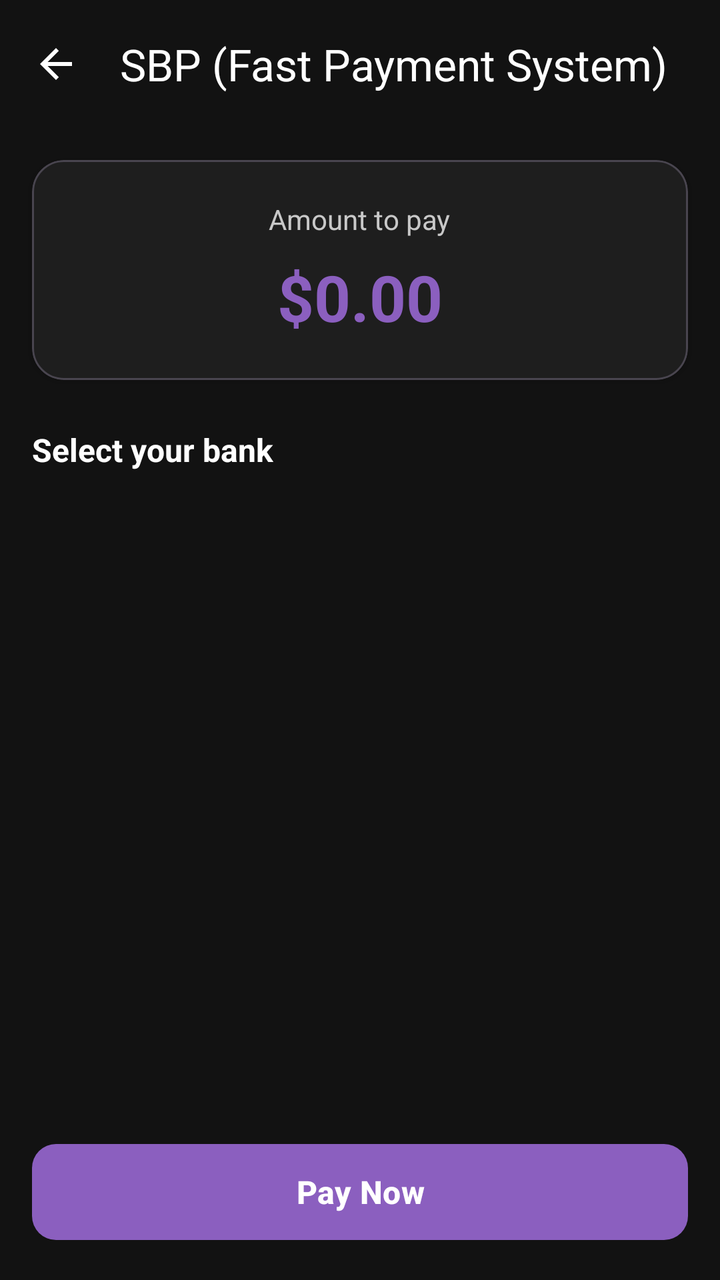
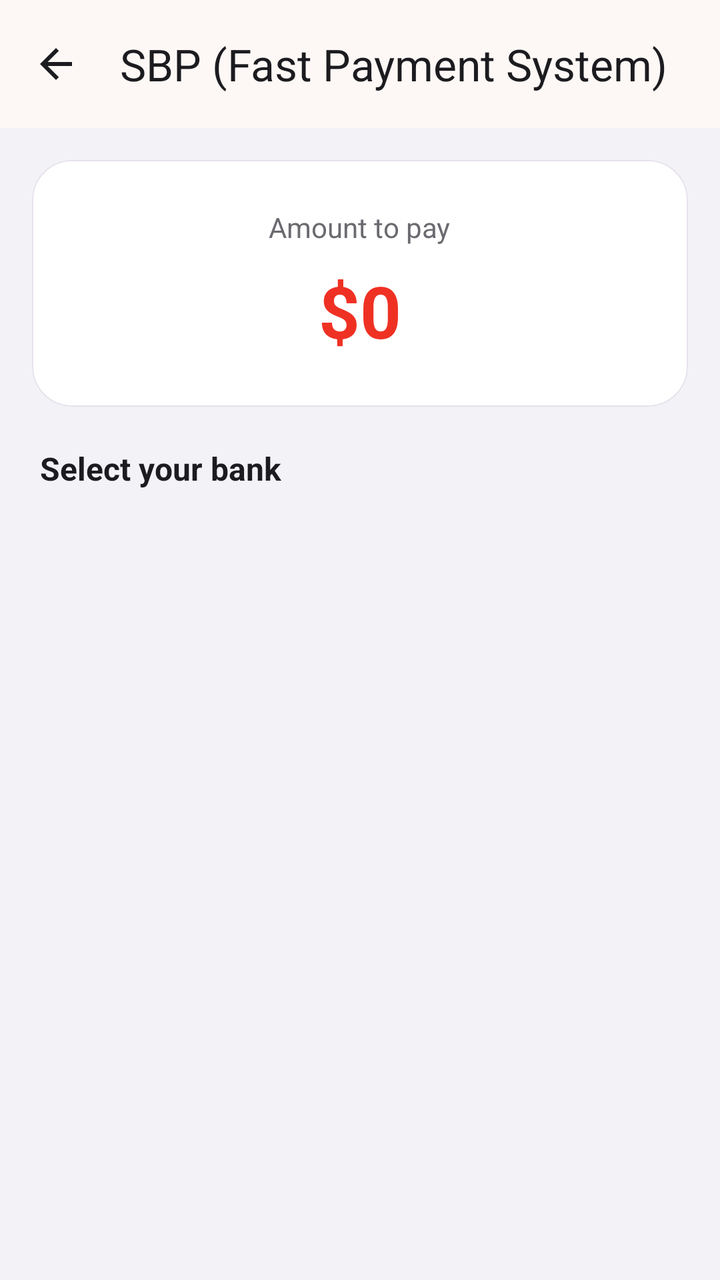

Before-and-after screenshots of an Android layout around one commit, followed by the original layout XML and the change that was made.
<!-- AndroidManifest.xml: application theme Theme.BeatHouse.Dark -->
<!-- res/layout/activity_sbp_banks.xml -->
<?xml version="1.0" encoding="utf-8"?>
<LinearLayout xmlns:android="http://schemas.android.com/apk/res/android"
    xmlns:app="http://schemas.android.com/apk/res-auto"
    android:layout_width="match_parent"
    android:layout_height="match_parent"
    android:orientation="vertical"
    android:background="@color/surface">

    <com.google.android.material.appbar.MaterialToolbar
        android:id="@+id/toolbar"
        android:layout_width="match_parent"
        android:layout_height="?attr/actionBarSize"
        android:background="@color/surface"
        app:title="@string/sbp"
        app:titleTextColor="@color/on_surface"
        app:navigationIcon="@drawable/ic_arrow_back"
        app:navigationIconTint="@color/on_surface" />

    <com.google.android.material.card.MaterialCardView
        android:layout_width="match_parent"
        android:layout_height="wrap_content"
        app:cardCornerRadius="16dp"
        app:cardElevation="2dp"
        app:cardBackgroundColor="@color/surface_container"
        android:layout_margin="16dp">

        <LinearLayout
            android:layout_width="match_parent"
            android:layout_height="wrap_content"
            android:orientation="vertical"
            android:gravity="center"
            android:padding="20dp">

            <TextView
                android:layout_width="wrap_content"
                android:layout_height="wrap_content"
                android:text="@string/amount_to_pay"
                android:textSize="14sp"
                android:textColor="@color/on_surface_variant" />

            <TextView
                android:id="@+id/tv_amount"
                android:layout_width="wrap_content"
                android:layout_height="wrap_content"
                android:text="$0.00"
                android:textSize="32sp"
                android:textStyle="bold"
                android:textColor="@color/primary"
                android:layout_marginTop="8dp" />

        </LinearLayout>

    </com.google.android.material.card.MaterialCardView>

    <TextView
        android:layout_width="match_parent"
        android:layout_height="wrap_content"
        android:text="@string/select_bank"
        android:textSize="16sp"
        android:textStyle="bold"
        android:textColor="@color/on_surface"
        android:paddingStart="16dp"
        android:paddingEnd="16dp"
        android:paddingTop="8dp"
        android:paddingBottom="8dp" />

    <androidx.recyclerview.widget.RecyclerView
        android:id="@+id/recyclerViewBanks"
        android:layout_width="match_parent"
        android:layout_height="0dp"
        android:layout_weight="1"
        android:padding="8dp" />

    <ProgressBar
        android:id="@+id/progress_bar"
        android:layout_width="wrap_content"
        android:layout_height="wrap_content"
        android:layout_gravity="center"
        android:layout_margin="20dp"
        android:visibility="gone" />

    
    <com.google.android.material.button.MaterialButton
        android:id="@+id/btn_pay"
        android:layout_width="match_parent"
        android:layout_height="56dp"
        android:layout_margin="16dp"
        android:text="@string/pay_now"
        android:textSize="16sp"
        android:textStyle="bold"
        app:cornerRadius="12dp"
        app:backgroundTint="@color/primary" />

</LinearLayout>
<!-- resources referenced by this layout -->
<resources>
  <color name="on_surface">#FFFFFF</color>
  <color name="on_surface_variant">#C8C8C8</color>
  <color name="primary">#8B5FBF</color>
  <color name="surface">#121212</color>
  <color name="surface_container">#1E1E1E</color>
  <style name="Theme.BeatHouse.Dark" parent="Base.Theme.BeatHouse" />
  <style name="Base.Theme.BeatHouse" parent="Theme.Material3.Dark">
          
          <item name="colorPrimary">@color/primary</item>
          <item name="colorOnPrimary">@color/on_primary</item>
          <item name="colorPrimaryContainer">@color/primary_container</item>
          <item name="colorOnPrimaryContainer">@color/on_primary_container</item>
  
          
          <item name="colorSurface">@color/surface</item>
          <item name="colorOnSurface">@color/on_surface</item>
          <item name="colorSurfaceVariant">@color/surface_variant</item>
          <item name="colorOnSurfaceVariant">@color/on_surface_variant</item>
  
          
          <item name="android:colorBackground">@color/background</item>
          <item name="colorOnBackground">@color/on_background</item>
  
          
          <item name="colorOutline">@color/outline</item>
  
          
          <item name="windowActionBar">false</item>
          <item name="windowNoTitle">true</item>
  
          
          <item name="android:statusBarColor" tools:targetApi="l">@color/surface</item>
          <item name="android:windowLightStatusBar" tools:targetApi="m">false</item>
  
          
          <item name="android:navigationBarColor" tools:targetApi="l">@color/surface</item>
      </style>
  <color name="primary_container">#2D1B45</color>
  <color name="on_primary_container">#E9DDFF</color>
  <color name="surface_variant">#1E1E1E</color>
  <color name="background">#121212</color>
  <color name="on_background">#FFFFFF</color>
  <color name="outline">#5D5D5D</color>
  <!-- unchanged entries left out for length: 6 -->
</resources>

<!-- the commit's change to res/layout/activity_sbp_banks.xml (unified diff, before → after) -->
@@ -4,91 +4,119 @@
     android:layout_width="match_parent"
     android:layout_height="match_parent"
     android:orientation="vertical"
-    android:background="@color/surface">
+    android:background="@color/background">
 
-    <com.google.android.material.appbar.MaterialToolbar
-        android:id="@+id/toolbar"
-        android:layout_width="match_parent"
-        android:layout_height="?attr/actionBarSize"
-        android:background="@color/surface"
-        app:title="@string/sbp"
-        app:titleTextColor="@color/on_surface"
-        app:navigationIcon="@drawable/ic_arrow_back"
-        app:navigationIconTint="@color/on_surface" />
-
-    <com.google.android.material.card.MaterialCardView
+    <com.google.android.material.appbar.AppBarLayout
         android:layout_width="match_parent"
         android:layout_height="wrap_content"
-        app:cardCornerRadius="16dp"
-        app:cardElevation="2dp"
-        app:cardBackgroundColor="@color/surface_container"
-        android:layout_margin="16dp">
+        android:background="@color/surface"
+        app:elevation="0dp">
+
+        <com.google.android.material.appbar.MaterialToolbar
+            android:id="@+id/toolbar"
+            android:layout_width="match_parent"
+            android:layout_height="?attr/actionBarSize"
+            android:background="@color/surface"
+            app:title="@string/sbp"
+            app:titleTextColor="@color/on_surface"
+            app:navigationIcon="@drawable/ic_arrow_back"
+            app:navigationIconTint="@color/on_surface" />
+
+    </com.google.android.material.appbar.AppBarLayout>
+
+    <ScrollView
+        android:layout_width="match_parent"
+        android:layout_height="match_parent">
 
         <LinearLayout
             android:layout_width="match_parent"
             android:layout_height="wrap_content"
             android:orientation="vertical"
-            android:gravity="center"
-            android:padding="20dp">
+            android:padding="16dp">
 
+            
+            <com.google.android.material.card.MaterialCardView
+                android:layout_width="match_parent"
+                android:layout_height="wrap_content"
+                android:layout_marginBottom="20dp"
+                app:cardCornerRadius="20dp"
+                app:cardElevation="0dp"
+                app:cardBackgroundColor="@color/surface_container"
+                app:strokeColor="@color/outline_variant"
+                app:strokeWidth="0.5dp">
+
+                <LinearLayout
+                    android:layout_width="match_parent"
+                    android:layout_height="wrap_content"
+                    android:orientation="vertical"
+                    android:gravity="center"
+                    android:padding="24dp">
+
+                    <TextView
+                        android:layout_width="wrap_content"
+                        android:layout_height="wrap_content"
+                        android:text="@string/amount_to_pay"
+                        android:textSize="14sp"
+                        android:textColor="@color/on_surface_secondary" />
+
+                    <TextView
+                        android:id="@+id/tv_amount"
+                        android:layout_width="wrap_content"
+                        android:layout_height="wrap_content"
+                        android:text="$0"
+                        android:textSize="36sp"
+                        android:textStyle="bold"
+                        android:textColor="@color/primary"
+                        android:layout_marginTop="8dp" />
+
+                </LinearLayout>
+
+            </com.google.android.material.card.MaterialCardView>
+
+            
             <TextView
                 android:layout_width="wrap_content"
                 android:layout_height="wrap_content"
-                android:text="@string/amount_to_pay"
-                android:textSize="14sp"
-                android:textColor="@color/on_surface_variant" />
+                android:text="@string/select_bank"
+                android:textSize="16sp"
+                android:textStyle="bold"
+                android:textColor="@color/on_surface"
+                android:layout_marginStart="4dp"
+                android:layout_marginBottom="12dp" />
 
-            <TextView
-                android:id="@+id/tv_amount"
-                android:layout_width="wrap_content"
+            
+            <androidx.recyclerview.widget.RecyclerView
+                android:id="@+id/recyclerViewBanks"
+                android:layout_width="match_parent"
                 android:layout_height="wrap_content"
-                android:text="$0.00"
-                android:textSize="32sp"
+                android:nestedScrollingEnabled="false" />
+
+            
+            <ProgressBar
+                android:id="@+id/progress_bar"
+                android:layout_width="32dp"
+                android:layout_height="32dp"
+                android:layout_gravity="center"
+                android:layout_margin="24dp"
+                android:visibility="gone"
+                android:indeterminateTint="@color/primary" />
+
+            
+            <com.google.android.material.button.MaterialButton
+                android:id="@+id/btn_pay"
+                android:layout_width="match_parent"
+                android:layout_height="52dp"
+                android:layout_marginTop="16dp"
+                android:text="@string/pay_now"
+                android:textSize="16sp"
                 android:textStyle="bold"
-                android:textColor="@color/primary"
-                android:layout_marginTop="8dp" />
+                android:visibility="gone"
+                app:cornerRadius="12dp"
+                app:backgroundTint="@color/primary"
+                android:textColor="@color/on_primary" />
 
         </LinearLayout>
 
-    </com.google.android.material.card.MaterialCardView>
-
-    <TextView
-        android:layout_width="match_parent"
-        android:layout_height="wrap_content"
-        android:text="@string/select_bank"
-        android:textSize="16sp"
-        android:textStyle="bold"
-        android:textColor="@color/on_surface"
-        android:paddingStart="16dp"
-        android:paddingEnd="16dp"
-        android:paddingTop="8dp"
-        android:paddingBottom="8dp" />
-
-    <androidx.recyclerview.widget.RecyclerView
-        android:id="@+id/recyclerViewBanks"
-        android:layout_width="match_parent"
-        android:layout_height="0dp"
-        android:layout_weight="1"
-        android:padding="8dp" />
-
-    <ProgressBar
-        android:id="@+id/progress_bar"
-        android:layout_width="wrap_content"
-        android:layout_height="wrap_content"
-        android:layout_gravity="center"
-        android:layout_margin="20dp"
-        android:visibility="gone" />
-
-    
-    <com.google.android.material.button.MaterialButton
-        android:id="@+id/btn_pay"
-        android:layout_width="match_parent"
-        android:layout_height="56dp"
-        android:layout_margin="16dp"
-        android:text="@string/pay_now"
-        android:textSize="16sp"
-        android:textStyle="bold"
-        app:cornerRadius="12dp"
-        app:backgroundTint="@color/primary" />
+    </ScrollView>
 
 </LinearLayout>
<!-- resource entries referenced after the edit -->
@@ -1,48 +1,87 @@
 <!-- resources referenced by this layout -->
 <resources>
-  <color name="on_surface">#FFFFFF</color>
-  <color name="on_surface_variant">#C8C8C8</color>
-  <color name="primary">#8B5FBF</color>
-  <color name="surface">#121212</color>
-  <color name="surface_container">#1E1E1E</color>
-  <style name="Theme.BeatHouse.Dark" parent="Base.Theme.BeatHouse" />
-  <style name="Base.Theme.BeatHouse" parent="Theme.Material3.Dark">
+  <color name="on_surface">#1C1B1F</color>
+  <color name="on_surface_secondary">#6C6A70</color>
+  <color name="outline_variant">#E7E0EC</color>
+  <color name="on_surface_variant">#49454F</color>
+  <color name="primary">#EF3124</color>
+  <color name="surface">#FDF8F5</color>
+  <color name="surface_container">#FFFFFF</color>
+  <style name="Theme.BeatHouse.Dark" parent="Theme.BeatHouse">
+          <item name="colorSurface">#1C1B1F</item>
+          <item name="colorSurfaceVariant">#2E2C32</item>
+          <item name="colorOnSurface">#E6E1E5</item>
+          <item name="colorOnSurfaceVariant">#CAC4D0</item>
+          <item name="colorOutline">#938F99</item>
+          <item name="android:statusBarColor">@color/background_dark</item>
+          <item name="android:windowBackground">@color/background_dark</item>
+      </style>
+  <style name="Theme.BeatHouse" parent="Theme.Material3.DayNight.NoActionBar">
           
           <item name="colorPrimary">@color/primary</item>
+          <item name="colorPrimaryContainer">@color/primary_container</item>
           <item name="colorOnPrimary">@color/on_primary</item>
-          <item name="colorPrimaryContainer">@color/primary_container</item>
-          <item name="colorOnPrimaryContainer">@color/on_primary_container</item>
-  
-          
+          <item name="colorSecondary">@color/secondary</item>
+          <item name="colorSecondaryContainer">@color/secondary_container</item>
+          <item name="colorOnSecondary">@color/on_secondary</item>
+          <item name="colorError">@color/error</item>
+          <item name="colorErrorContainer">@color/error_container</item>
+          <item name="colorOnError">@color/on_primary</item>
           <item name="colorSurface">@color/surface</item>
+          <item name="colorSurfaceVariant">@color/surface_variant</item>
           <item name="colorOnSurface">@color/on_surface</item>
-          <item name="colorSurfaceVariant">@color/surface_variant</item>
           <item name="colorOnSurfaceVariant">@color/on_surface_variant</item>
-  
-          
-          <item name="android:colorBackground">@color/background</item>
-          <item name="colorOnBackground">@color/on_background</item>
-  
-          
           <item name="colorOutline">@color/outline</item>
   
           
-          <item name="windowActionBar">false</item>
-          <item name="windowNoTitle">true</item>
+          <item name="android:statusBarColor">@color/surface</item>
+          <item name="android:windowLightStatusBar">true</item>
   
           
-          <item name="android:statusBarColor" tools:targetApi="l">@color/surface</item>
-          <item name="android:windowLightStatusBar" tools:targetApi="m">false</item>
+          <item name="android:navigationBarColor">@color/surface</item>
+          <item name="android:windowLightNavigationBar">true</item>
   
           
-          <item name="android:navigationBarColor" tools:targetApi="l">@color/surface</item>
+          <item name="android:windowBackground">@color/background</item>
+  
+          
+          <item name="android:windowAnimationStyle">@style/Animation.BeatHouse</item>
+  
+          
+          <item name="materialButtonStyle">@style/Widget.BeatHouse.Button</item>
+          <item name="materialCardViewStyle">@style/Widget.BeatHouse.Card</item>
       </style>
-  <color name="primary_container">#2D1B45</color>
-  <color name="on_primary_container">#E9DDFF</color>
-  <color name="surface_variant">#1E1E1E</color>
-  <color name="background">#121212</color>
-  <color name="on_background">#FFFFFF</color>
-  <color name="outline">#5D5D5D</color>
+  <color name="background_dark">#F5EFEB</color>
+  <color name="primary_container">#FFDAD6</color>
+  <color name="secondary">#625B71</color>
+  <color name="secondary_container">#E8DEF8</color>
+  <color name="on_secondary">#FFFFFF</color>
+  <color name="error">#BA1A1A</color>
+  <color name="error_container">#FFDAD6</color>
+  <color name="surface_variant">#F5EFEB</color>
+  <color name="background">#F2F2F7</color>
+  <color name="outline">#CAC4D0</color>
+  <style name="Animation.BeatHouse" parent="@android:style/Animation.Activity">
+          <item name="android:activityOpenEnterAnimation">@anim/slide_in_right</item>
+          <item name="android:activityOpenExitAnimation">@anim/slide_out_left</item>
+          <item name="android:activityCloseEnterAnimation">@anim/slide_in_left</item>
+          <item name="android:activityCloseExitAnimation">@anim/slide_out_right</item>
+          <item name="android:windowEnterAnimation">@anim/fade_in</item>
+          <item name="android:windowExitAnimation">@anim/fade_out</item>
+      </style>
+  <style name="Widget.BeatHouse.Button" parent="Widget.Material3.Button">
+          <item name="android:textSize">15sp</item>
+          <item name="android:textStyle">bold</item>
+          <item name="cornerRadius">12dp</item>
+          <item name="iconGravity">textStart</item>
+          <item name="iconPadding">8dp</item>
+      </style>
+  <style name="Widget.BeatHouse.Card" parent="Widget.Material3.CardView.Elevated">
+          <item name="cardCornerRadius">16dp</item>
+          <item name="cardElevation">0dp</item>
+          <item name="strokeColor">@color/outline_variant</item>
+          <item name="strokeWidth">0.5dp</item>
+      </style>
   <!-- unchanged entries left out for length: 6 -->
 </resources>
 
